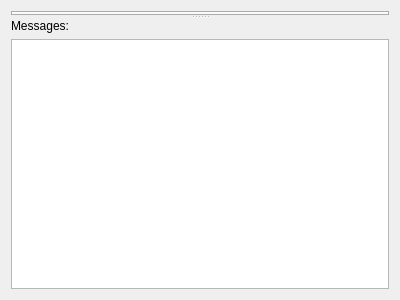
Above: src/openfluid/ui/waresdev/WareSrcWidget.ui from OpenFLUID/openfluid before the change. Below: the same form after it.
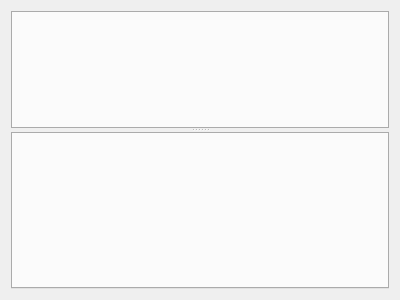
That is the form after the change. Custom widgets are drawn as their Qt base class.

Commit message:
Ware dashboard in DevStudio
* added a tab in ware src widget for status information
* associated status item with action in DevStudio for ware migration

(references OpenFLUID/openfluid#1127)

Patch:
```diff
--- a/src/openfluid/ui/waresdev/WareSrcWidget.ui
+++ b/src/openfluid/ui/waresdev/WareSrcWidget.ui
@@ -39,23 +39,7 @@
      <widget class="QWidget" name="verticalLayoutWidget">
       <layout class="QVBoxLayout" name="verticalLayout">
        <item>
-        <widget class="QLabel" name="label">
-         <property name="text">
-          <string>Messages:</string>
-         </property>
-        </widget>
-       </item>
-       <item>
-        <widget class="openfluid::ui::waresdev::WareSrcMsgViewer" name="WareSrcMessageWidget">
-         <property name="baseSize">
-          <size>
-           <width>0</width>
-           <height>180</height>
-          </size>
-         </property>
-         <property name="readOnly">
-          <bool>true</bool>
-         </property>
+        <widget class="QTabWidget" name="tabWidget">
         </widget>
        </item>
       </layout>
@@ -64,13 +48,6 @@
    </item>
   </layout>
  </widget>
- <customwidgets>
-  <customwidget>
-   <class>openfluid::ui::waresdev::WareSrcMsgViewer</class>
-   <extends>QPlainTextEdit</extends>
-   <header location="global">openfluid/ui/waresdev/WareSrcMsgViewer.hpp</header>
-  </customwidget>
- </customwidgets>
  <resources/>
  <connections/>
 </ui>
```
The commit also changes 16 other files.
